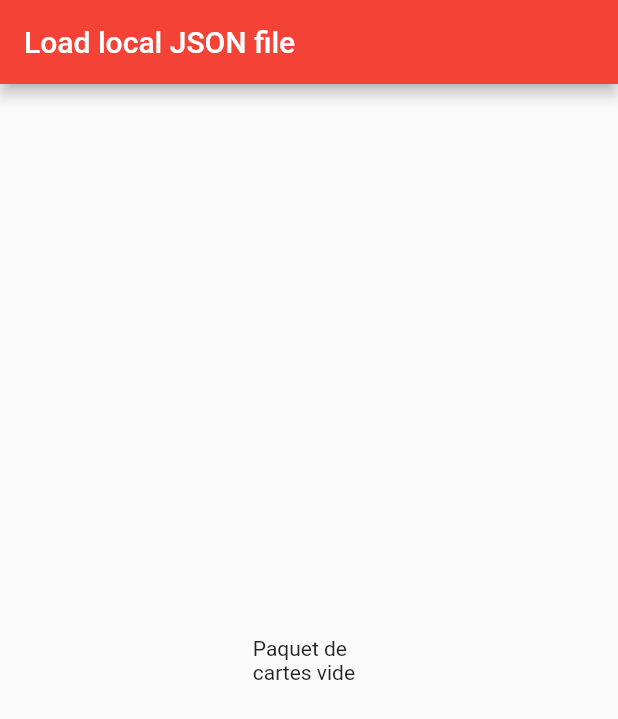
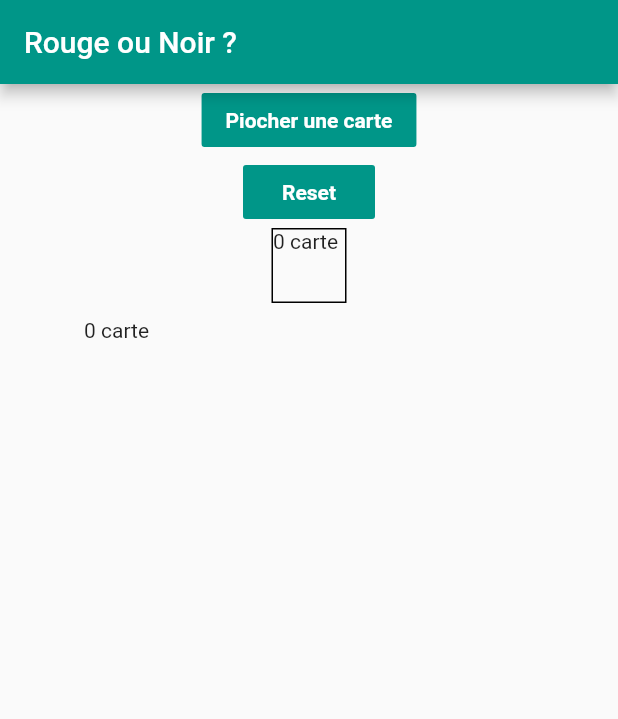
Before and after one commit to dianecdr/rouge_noir, a Flutter app: the screen it shows after launch, on a phone screen of 412 x 824 dp. Shown: the top 719 px of the screen. Run offline on Flutter 3.47's test engine with Material 2 defaults, Android fonts, the phone set to English and light mode, and no system bars; our stand-ins replace material_design_icons_flutter.

Commit message:
Remove picked card from deck and add it to cards of the user

```diff
--- a/lib/main.dart
+++ b/lib/main.dart
@@ -1,19 +1,22 @@
-import 'dart:convert';
-
 import 'package:flutter/material.dart';
-import 'package:flutter/services.dart';
 import 'package:rouge_noir/widget/playcard_list.dart';
+import 'package:rouge_noir/widget/playcard_widget.dart';
 
 import 'model/playcard.dart';
+import 'services/playcard_service.dart';
 
 void main() {
   runApp(new MaterialApp(
     debugShowCheckedModeBanner: false,
     theme: new ThemeData(
-      primaryColor: Colors.red,
-      primaryColorDark: Colors.brown,
-      accentColor: Colors.yellowAccent,
-    ),
+        primarySwatch: Colors.teal,
+        primaryColorDark: Colors.brown,
+        accentColor: Colors.tealAccent,
+        textTheme: ThemeData.light().textTheme.copyWith(
+                button: TextStyle(
+              color: Colors.white,
+              fontWeight: FontWeight.bold,
+            ))),
     home: new MyApp(),
   ));
 }
@@ -24,9 +27,9 @@ class MyApp extends StatefulWidget {
 }
 
 class MyAppState extends State<MyApp> {
-  //Future<List<Playcard>> futurePlaycards;
-  List<Playcard> deck;
-  List<Playcard> userCards = [];
+  List<Playcard> deck = [];
+  List<Playcard> _userCards = [];
+  Playcard pickedCard;
 
   void initDeck() {
     loadPlaycards().then((e) {
@@ -36,25 +39,30 @@ class MyAppState extends State<MyApp> {
     });
   }
 
-  Future<String> _loadPlaycardAsset() async {
-    return await rootBundle.loadString('assets/data/playcards_en.json');
-  }
-
-  Future<List<Playcard>> loadPlaycards() async {
-    List<Playcard> playcards;
-    String jsonCards = await _loadPlaycardAsset();
-    final List data = json.decode(jsonCards);
-    playcards = data
-        .map<Playcard>((jsonCards) => Playcard.fromJson(jsonCards))
-        .toList();
-    return playcards;
-  }
-
   @override
   void initState() {
     super.initState();
-    //futurePlaycard = loadPlaycards();
     initDeck();
+  }
+
+  void _pickCard() {
+    setState(() {
+      if (deck != null && _userCards.length < 4) {
+        pickedCard = (deck.toList()..shuffle()).first;
+        _userCards.add(pickedCard);
+        deck.remove(pickedCard);
+      } else {
+        pickedCard = null;
+      }
+    });
+  }
+
+  void _resetGame(){
+    setState(() {
+      initDeck();
+      _userCards = [];
+      pickedCard = null;
+    });
   }
 
   @override
@@ -62,25 +70,38 @@ class MyAppState extends State<MyApp> {
     return new Scaffold(
       appBar: new AppBar(
         title: new Text(
-          "Load local JSON file",
+          'Rouge ou Noir ?',
           style: new TextStyle(color: Colors.white),
         ),
       ),
       body: new Center(
-          child: PlaycardList(deck),
-
-          /*child: FutureBuilder(
-          future: futurePlaycards,
-          builder: (context, snapshot) {
-            if (snapshot.hasData) {
-              return PlaycardList(deck);
-            }
-            if (snapshot.hasError) {
-              return Text('Error in fetch data');
-            }
-            return Container();
-          },
-        )*/
+        child: Column(
+          children: <Widget>[
+            FlatButton(
+              child: Text(
+                'Piocher une carte',
+                style: TextStyle(
+                  color: Theme.of(context).textTheme.button.color,
+                ),
+              ),
+              color: Theme.of(context).primaryColor,
+              onPressed: _pickCard,
+            ),            FlatButton(
+              child: Text(
+                'Reset',
+                style: TextStyle(
+                  color: Theme.of(context).textTheme.button.color,
+                ),
+              ),
+              color: Theme.of(context).primaryColor,
+              onPressed: _resetGame,
+            ),
+            (_userCards.length < 4)
+                ? PlaycardWidget(card: pickedCard)
+                : Text("Vous avez déjà tiré 4 cartes"),
+            PlaycardList(_userCards),
+          ],
+        ),
       ),
     );
   }
--- a/lib/widget/playcard_list.dart
+++ b/lib/widget/playcard_list.dart
@@ -10,14 +10,17 @@ class PlaycardList extends StatelessWidget {
   @override
   Widget build(BuildContext context) {
     return Container(
-        width: 75,
-        child: (_cards != null)
+        height: 50,
+        width: 300,
+        margin: EdgeInsets.all(10),
+        child: (_cards != null && _cards.isNotEmpty)
             ? new ListView.builder(
+                scrollDirection: Axis.horizontal,
                 itemCount: _cards.length,
                 itemBuilder: (BuildContext ctx, int index) {
                   return new PlaycardWidget(card: _cards[index]);
                 })
             // _cards.map((el) => PlaycardWidget(card: el)).toList())
-            : Text('Paquet de cartes vide'));
+            : Text('0 carte'));
   }
 }
--- a/pubspec.yaml
+++ b/pubspec.yaml
@@ -24,6 +24,7 @@ dependencies:
   # Use with the CupertinoIcons class for iOS style icons.
   cupertino_icons: ^0.1.2
   json_annotation: ^2.0.0
+  material_design_icons_flutter: 4.0.5045
 
 dev_dependencies:
   flutter_test:
```
Also changed, not shown: lib/services/playcard_service.dart (renamed from lib/services/playcards_services.dart, +3 -9 lines), lib/widget/playcard_widget.dart (+59 -6 lines), pubspec.lock.
